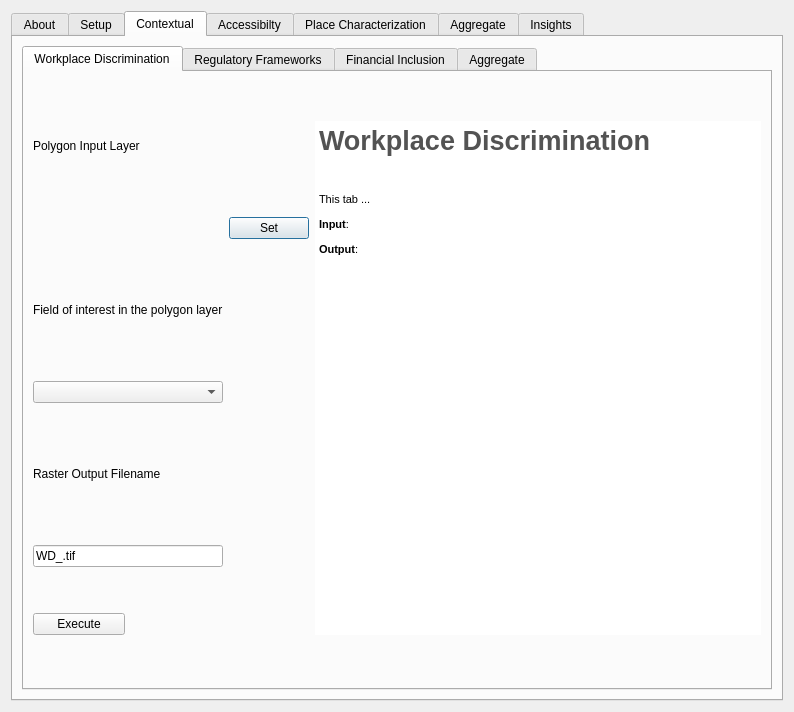
This is gender_indicator_tool/gender_indicator_tool_dialog_base.ui in worldbank/GEEST as Qt 5 draws it before an edit. The edited form follows.
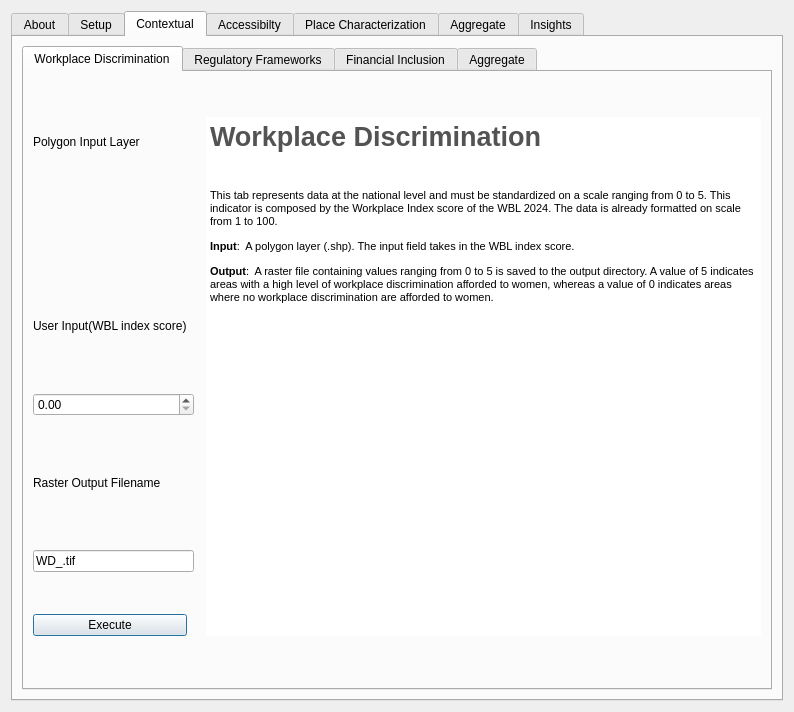
This is the edited form. The open tabs and pages were chosen to show the change. Custom widgets are drawn as their Qt base class.

Commit message: feat: updated Contextual diension ui and the factors functionality

```diff
--- a/gender_indicator_tool/gender_indicator_tool_dialog_base.ui
+++ b/gender_indicator_tool/gender_indicator_tool_dialog_base.ui
@@ -329,6 +329,19 @@
            <string>Workplace Discrimination</string>
           </attribute>
           <layout class="QGridLayout" name="gridLayout_4">
+           <item row="2" column="0">
+            <widget class="QLabel" name="wd_label">
+             <property name="maximumSize">
+              <size>
+               <width>200</width>
+               <height>50</height>
+              </size>
+             </property>
+             <property name="text">
+              <string>User Input(WBL index score)</string>
+             </property>
+            </widget>
+           </item>
            <item row="0" column="0" colspan="2">
             <widget class="QLabel" name="label_41">
              <property name="maximumSize">
@@ -342,69 +355,6 @@
              </property>
             </widget>
            </item>
-           <item row="0" column="3" rowspan="7">
-            <widget class="QTextEdit" name="textEdit_9">
-             <property name="enabled">
-              <bool>true</bool>
-             </property>
-             <property name="frameShape">
-              <enum>QFrame::NoFrame</enum>
-             </property>
-             <property name="readOnly">
-              <bool>true</bool>
-             </property>
-             <property name="html">
-              <string>&lt;!DOCTYPE HTML PUBLIC &quot;-//W3C//DTD HTML 4.0//EN&quot; &quot;http://www.w3.org/TR/REC-html40/strict.dtd&quot;&gt;
-&lt;html&gt;&lt;head&gt;&lt;meta name=&quot;qrichtext&quot; content=&quot;1&quot; /&gt;&lt;style type=&quot;text/css&quot;&gt;
-p, li { white-space: pre-wrap; }
-&lt;/style&gt;&lt;/head&gt;&lt;body style=&quot; font-family:'Noto Sans'; font-size:10pt; font-weight:400; font-style:normal;&quot;&gt;
-&lt;p style=&quot; margin-top:12px; margin-bottom:12px; margin-left:0px; margin-right:0px; -qt-block-indent:0; text-indent:0px;&quot;&gt;&lt;span style=&quot; font-family:'MS Shell Dlg 2'; font-size:20pt; font-weight:600; color:#535353;&quot;&gt;Workplace Discrimination&lt;/span&gt;&lt;/p&gt;
-&lt;p style=&quot;-qt-paragraph-type:empty; margin-top:12px; margin-bottom:12px; margin-left:0px; margin-right:0px; -qt-block-indent:0; text-indent:0px; font-family:'MS Shell Dlg 2'; font-size:8pt; font-weight:600; color:#535353;&quot;&gt;&lt;br /&gt;&lt;/p&gt;
-&lt;p style=&quot; margin-top:12px; margin-bottom:12px; margin-left:0px; margin-right:0px; -qt-block-indent:0; text-indent:0px;&quot;&gt;&lt;span style=&quot; font-family:'MS Shell Dlg 2'; font-size:8pt;&quot;&gt;This tab ...&lt;/span&gt;&lt;/p&gt;
-&lt;p style=&quot; margin-top:12px; margin-bottom:12px; margin-left:0px; margin-right:0px; -qt-block-indent:0; text-indent:0px;&quot;&gt;&lt;span style=&quot; font-family:'MS Shell Dlg 2'; font-size:8pt; font-weight:600;&quot;&gt;Input&lt;/span&gt;&lt;span style=&quot; font-family:'MS Shell Dlg 2'; font-size:8pt;&quot;&gt;: &lt;/span&gt;&lt;/p&gt;
-&lt;p style=&quot; margin-top:12px; margin-bottom:12px; margin-left:0px; margin-right:0px; -qt-block-indent:0; text-indent:0px;&quot;&gt;&lt;span style=&quot; font-family:'MS Shell Dlg 2'; font-size:8pt; font-weight:600;&quot;&gt;Output&lt;/span&gt;&lt;span style=&quot; font-family:'MS Shell Dlg 2'; font-size:8pt;&quot;&gt;: &lt;/span&gt;&lt;/p&gt;&lt;/body&gt;&lt;/html&gt;</string>
-             </property>
-            </widget>
-           </item>
-           <item row="1" column="0" colspan="2">
-            <widget class="QgsFileWidget" name="WD_Input_Field" native="true"/>
-           </item>
-           <item row="1" column="2">
-            <widget class="QPushButton" name="WD_Set_PB">
-             <property name="text">
-              <string>Set</string>
-             </property>
-            </widget>
-           </item>
-           <item row="2" column="0" colspan="2">
-            <widget class="QLabel" name="label_21">
-             <property name="maximumSize">
-              <size>
-               <width>16777215</width>
-               <height>50</height>
-              </size>
-             </property>
-             <property name="text">
-              <string>Field of interest in the polygon layer</string>
-             </property>
-            </widget>
-           </item>
-           <item row="3" column="0" colspan="2">
-            <widget class="QComboBox" name="WD_rasField_CB"/>
-           </item>
-           <item row="4" column="0" colspan="2">
-            <widget class="QLabel" name="label_44">
-             <property name="maximumSize">
-              <size>
-               <width>16777215</width>
-               <height>50</height>
-              </size>
-             </property>
-             <property name="text">
-              <string>Raster Output Filename</string>
-             </property>
-            </widget>
-           </item>
            <item row="5" column="0" colspan="2">
             <widget class="QgsFilterLineEdit" name="WD_Output_Field">
              <property name="text">
@@ -415,6 +365,43 @@
              </property>
             </widget>
            </item>
+           <item row="4" column="0" colspan="2">
+            <widget class="QLabel" name="label_44">
+             <property name="maximumSize">
+              <size>
+               <width>16777215</width>
+               <height>50</height>
+              </size>
+             </property>
+             <property name="text">
+              <string>Raster Output Filename</string>
+             </property>
+            </widget>
+           </item>
+           <item row="0" column="3" rowspan="7">
+            <widget class="QTextEdit" name="textEdit_9">
+             <property name="enabled">
+              <bool>true</bool>
+             </property>
+             <property name="frameShape">
+              <enum>QFrame::NoFrame</enum>
+             </property>
+             <property name="readOnly">
+              <bool>true</bool>
+             </property>
+             <property name="html">
+              <string>&lt;!DOCTYPE HTML PUBLIC &quot;-//W3C//DTD HTML 4.0//EN&quot; &quot;http://www.w3.org/TR/REC-html40/strict.dtd&quot;&gt;
+&lt;html&gt;&lt;head&gt;&lt;meta name=&quot;qrichtext&quot; content=&quot;1&quot; /&gt;&lt;style type=&quot;text/css&quot;&gt;
+p, li { white-space: pre-wrap; }
+&lt;/style&gt;&lt;/head&gt;&lt;body style=&quot; font-family:'Noto Sans'; font-size:10pt; font-weight:400; font-style:normal;&quot;&gt;
+&lt;p style=&quot; margin-top:12px; margin-bottom:12px; margin-left:0px; margin-right:0px; -qt-block-indent:0; text-indent:0px;&quot;&gt;&lt;span style=&quot; font-family:'MS Shell Dlg 2'; font-size:20pt; font-weight:600; color:#535353;&quot;&gt;Workplace Discrimination&lt;/span&gt;&lt;/p&gt;
+&lt;p style=&quot;-qt-paragraph-type:empty; margin-top:12px; margin-bottom:12px; margin-left:0px; margin-right:0px; -qt-block-indent:0; text-indent:0px; font-family:'MS Shell Dlg 2'; font-size:8pt; font-weight:600; color:#535353;&quot;&gt;&lt;br /&gt;&lt;/p&gt;
+&lt;p style=&quot; margin-top:12px; margin-bottom:12px; margin-left:0px; margin-right:0px; -qt-block-indent:0; text-indent:0px;&quot;&gt;&lt;span style=&quot; font-family:'MS Shell Dlg 2'; font-size:8pt;&quot;&gt;This tab represents data at the national level and must be standardized on a scale ranging from 0 to 5. This indicator is composed by the Workplace Index score of the WBL 2024. The data is already formatted on scale from 1 to 100.&lt;/span&gt;&lt;/p&gt;
+&lt;p style=&quot; margin-top:12px; margin-bottom:12px; margin-left:0px; margin-right:0px; -qt-block-indent:0; text-indent:0px;&quot;&gt;&lt;span style=&quot; font-family:'MS Shell Dlg 2'; font-size:8pt; font-weight:600;&quot;&gt;Input&lt;/span&gt;&lt;span style=&quot; font-family:'MS Shell Dlg 2'; font-size:8pt;&quot;&gt;:  A polygon layer (.shp). The input field takes in the WBL index score.&lt;/span&gt;&lt;/p&gt;
+&lt;p style=&quot; margin-top:12px; margin-bottom:12px; margin-left:0px; margin-right:0px; -qt-block-indent:0; text-indent:0px;&quot;&gt;&lt;span style=&quot; font-family:'MS Shell Dlg 2'; font-size:8pt; font-weight:600;&quot;&gt;Output&lt;/span&gt;&lt;span style=&quot; font-family:'MS Shell Dlg 2'; font-size:8pt;&quot;&gt;:  A raster file containing values ranging from 0 to 5 is saved to the output directory. A value of 5 indicates areas with a high level of workplace discrimination afforded to women, whereas a value of 0 indicates areas where no workplace discrimination are afforded to women. &lt;/span&gt;&lt;/p&gt;&lt;/body&gt;&lt;/html&gt;</string>
+             </property>
+            </widget>
+           </item>
            <item row="6" column="0">
             <widget class="QPushButton" name="WD_Execute_PB">
              <property name="text">
@@ -429,6 +416,23 @@
              </property>
             </widget>
            </item>
+           <item row="1" column="0" colspan="2">
+            <widget class="QgsFileWidget" name="WD_Input_Field" native="true">
+             <property name="maximumSize">
+              <size>
+               <width>16777215</width>
+               <height>50</height>
+              </size>
+             </property>
+            </widget>
+           </item>
+           <item row="3" column="0" colspan="2">
+            <widget class="QDoubleSpinBox" name="WD_User_Value_Input">
+             <property name="maximum">
+              <double>100.000000000000000</double>
+             </property>
+            </widget>
+           </item>
           </layout>
          </widget>
          <widget class="QWidget" name="tab_14">
```
Left out of the diff: 182 changed lines with no effect on the pictures. The commit also changes 1 other file.
